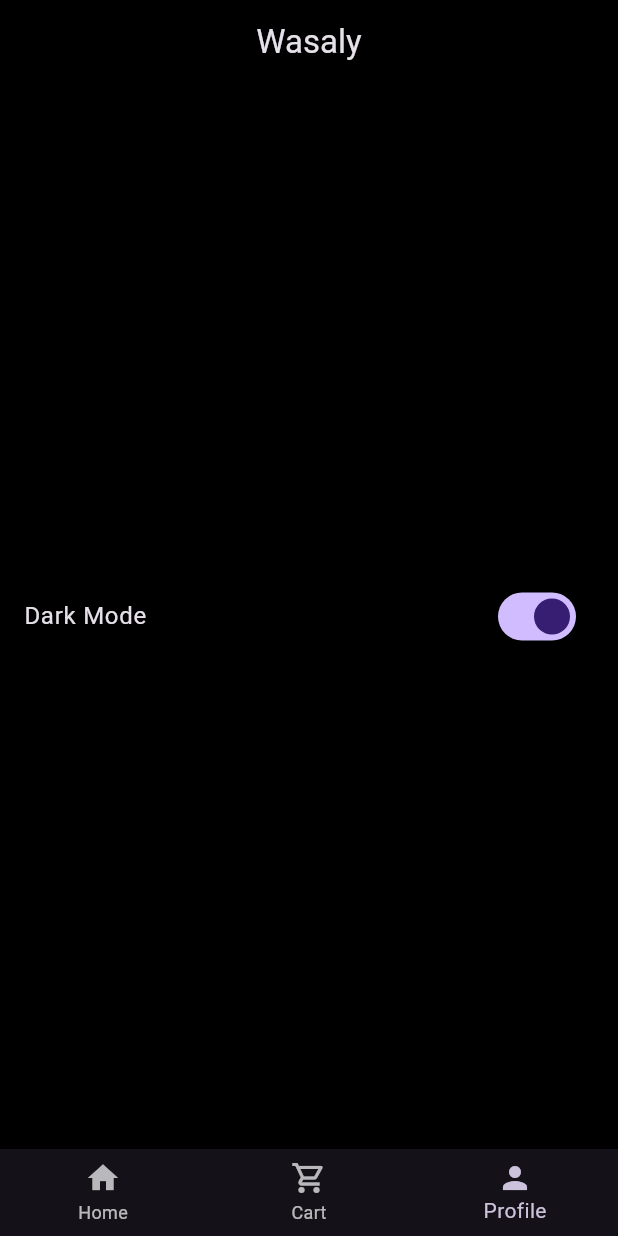
After one commit to omarAtallah77/Wasally-Customer, a Flutter app: the Homescreenlayout screen opened directly, item 3 of the bottom bar chosen, after a tap on "Dark Mode", on a phone screen of 412 x 824 dp. The commit adds this screen. Run offline on Flutter 3.47's test engine with Material 3 defaults, Android fonts, the phone set to English and light mode, and no system bars; our stand-ins replace get.

Commit message:
feat : implement profile screen with switch themes

```diff
--- /dev/null
+++ b/lib/core/navcontroller.dart
@@ -0,0 +1,9 @@
+import 'package:get/get.dart';
+
+class NavController extends GetxController {
+  final RxInt currentIndex = 0.obs;
+
+  void changeTab(int index) {
+    currentIndex.value = index;
+  }
+}
--- a/lib/features/Auth/SignIn/core/validation.dart
+++ b/lib/features/Auth/SignIn/core/validation.dart
@@ -3,7 +3,7 @@ class Validation {
     if (value == null || value.isEmpty) {
       return 'This field is required';
     }
-    if (inputType == "email") {
+    if (inputType == "Email") {
       return validateEmail(value);
     } else if (inputType == "password") {
       return validatePassword(value);
--- a/lib/features/Auth/SignIn/presentation/SignInLayout.dart
+++ b/lib/features/Auth/SignIn/presentation/SignInLayout.dart
@@ -3,6 +3,7 @@ import 'package:flutter/material.dart';
 import 'package:get/get_core/src/get_main.dart';
 import 'package:get/get_navigation/src/extension_navigation.dart';
 
+import '../../../HomeScreen/presentation/HomeScreenLayout.dart';
 import '../../SignUp/presentation/SignUpLayout.dart';
 import '../../widgets.dart';
 import '../core/validation.dart';
@@ -42,7 +43,7 @@ class SignInlayout extends StatelessWidget {
                 ElevatedButton(
                   onPressed: () {
                     if (_formKey.currentState!.validate()) {
-                      // Form is valid, perform sign-in logic here
+                      Get.to(Homescreenlayout());
                     } else {
                       print("not valid");
                     }
--- a/lib/features/Auth/SignUp/presentation/SignUpLayout.dart
+++ b/lib/features/Auth/SignUp/presentation/SignUpLayout.dart
@@ -3,6 +3,7 @@ import 'package:flutter/material.dart';
 import 'package:get/get_core/src/get_main.dart';
 import 'package:get/get_navigation/src/extension_navigation.dart';
 
+import '../../../HomeScreen/presentation/HomeScreenLayout.dart';
 import '../../SignIn/presentation/SignInLayout.dart';
 import '../../widgets.dart';
 
@@ -56,7 +57,7 @@ class Signuplayout extends StatelessWidget {
                 ElevatedButton(
                   onPressed: () {
                     if (_formKey.currentState!.validate()) {
-                      // Form is valid, perform sign-in logic here
+                      Get.to(Homescreenlayout());
                     } else {
                       print("not valid");
                     }
--- /dev/null
+++ b/lib/features/HomeScreen/presentation/HomeScreenLayout.dart
@@ -0,0 +1,85 @@
+import 'package:flutter/material.dart';
+import 'package:get/get.dart';
+import '../../../core/navcontroller.dart';
+import '../../profileScreen/presentation/ProfileLayout.dart';
+
+
+class Homescreenlayout extends StatelessWidget {
+  Homescreenlayout({super.key});
+
+  final NavController nav = Get.put(NavController());
+
+  final List<Widget> pages = [
+    const _HomeTab(),
+    const _CartTab(),
+    Profilelayout(),
+
+  ];
+
+  @override
+  Widget build(BuildContext context) {
+    return Scaffold(
+      appBar: AppBar(
+        automaticallyImplyLeading: false,
+        title: const Text("Wasaly"),
+        centerTitle: true,
+      ),
+
+      body: Obx(() => pages[nav.currentIndex.value]),
+
+      bottomNavigationBar: Obx(
+            () => BottomNavigationBar(
+          currentIndex: nav.currentIndex.value,
+          onTap: nav.changeTab,
+          items: const [
+            BottomNavigationBarItem(
+              icon: Icon(Icons.home),
+              label: "Home",
+            ),
+            BottomNavigationBarItem(
+              icon: Icon(Icons.shopping_cart_outlined),
+              label: "Cart",
+            ),
+            BottomNavigationBarItem(
+              icon: Icon(Icons.person),
+              label: "Profile",
+            ),
+          ],
+        ),
+      ),
+    );
+  }
+}
+
+class _HomeTab extends StatelessWidget {
+  const _HomeTab();
+
+  @override
+  Widget build(BuildContext context) {
+    return const Center(
+      child: Text("Home Tab 🏠" , style: TextStyle(fontSize: 20)),
+    );
+  }
+}
+
+
+class _CartTab extends StatelessWidget {
+  const _CartTab();
+
+  @override
+  Widget build(BuildContext context) {
+    return const Center(
+      child: Text("Cart Tab 🛒" , style: TextStyle(fontSize: 20)),
+    );
+  }
+}
+class _ProfileTab extends StatelessWidget {
+  const _ProfileTab();
+
+  @override
+  Widget build(BuildContext context) {
+    return const Center(
+      child: Text("Profile Tab 👤" , style: TextStyle(fontSize: 20)),
+    );
+  }
+}
--- /dev/null
+++ b/lib/features/profileScreen/core/ThemeController.dart
@@ -0,0 +1,17 @@
+import 'package:get/get.dart';
+import 'package:flutter/material.dart';
+
+class ThemeController extends GetxController {
+  final isDark = false.obs;
+
+  @override
+  void onInit() {
+    isDark.value = Get.isDarkMode;
+    super.onInit();
+  }
+
+  void toggle(bool value) {
+    isDark.value = value;
+    Get.changeThemeMode(value ? ThemeMode.dark : ThemeMode.light);
+  }
+}
--- /dev/null
+++ b/lib/features/profileScreen/presentation/ProfileLayout.dart
@@ -0,0 +1,22 @@
+import 'package:flutter/material.dart';
+import 'package:get/get.dart';
+
+import '../core/ThemeController.dart';
+
+class Profilelayout extends StatelessWidget {
+  Profilelayout({super.key});
+
+  final ThemeController c = Get.put(ThemeController());
+
+  @override
+  Widget build(BuildContext context) {
+    return Center(
+      child: Obx(() => SwitchListTile(
+        title: const Text("Dark Mode"),
+        value: c.isDark.value,
+        onChanged: (v) => c.toggle(v ?? false),
+        controlAffinity: ListTileControlAffinity.trailing,
+      )),
+    );
+  }
+}
```
